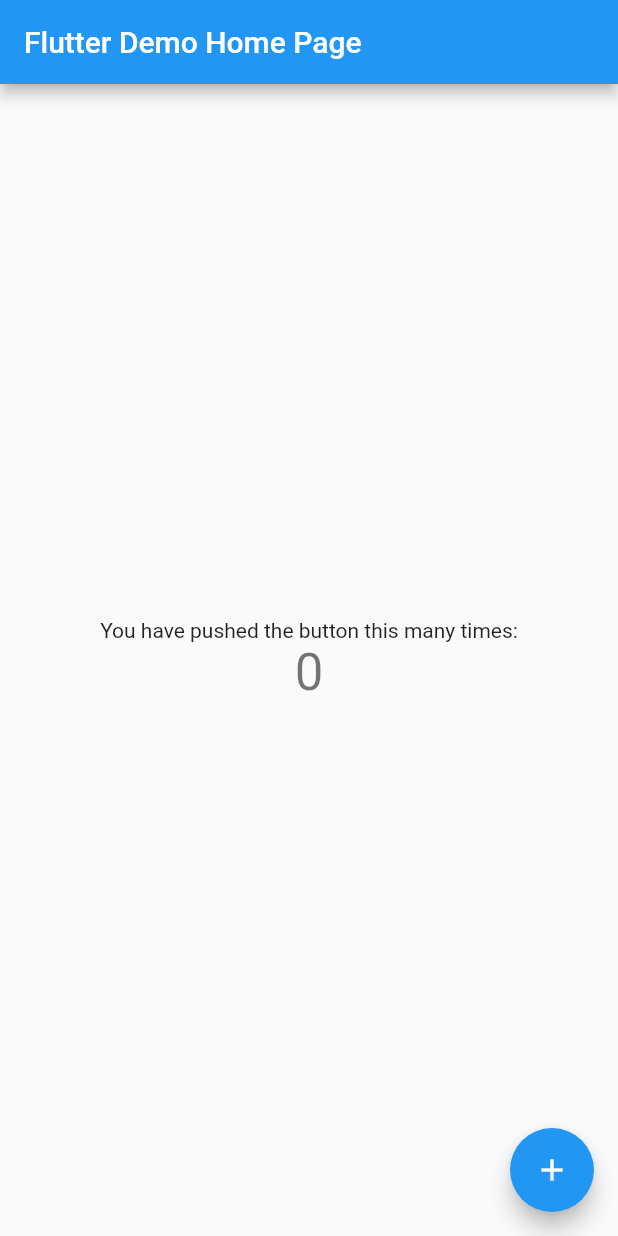
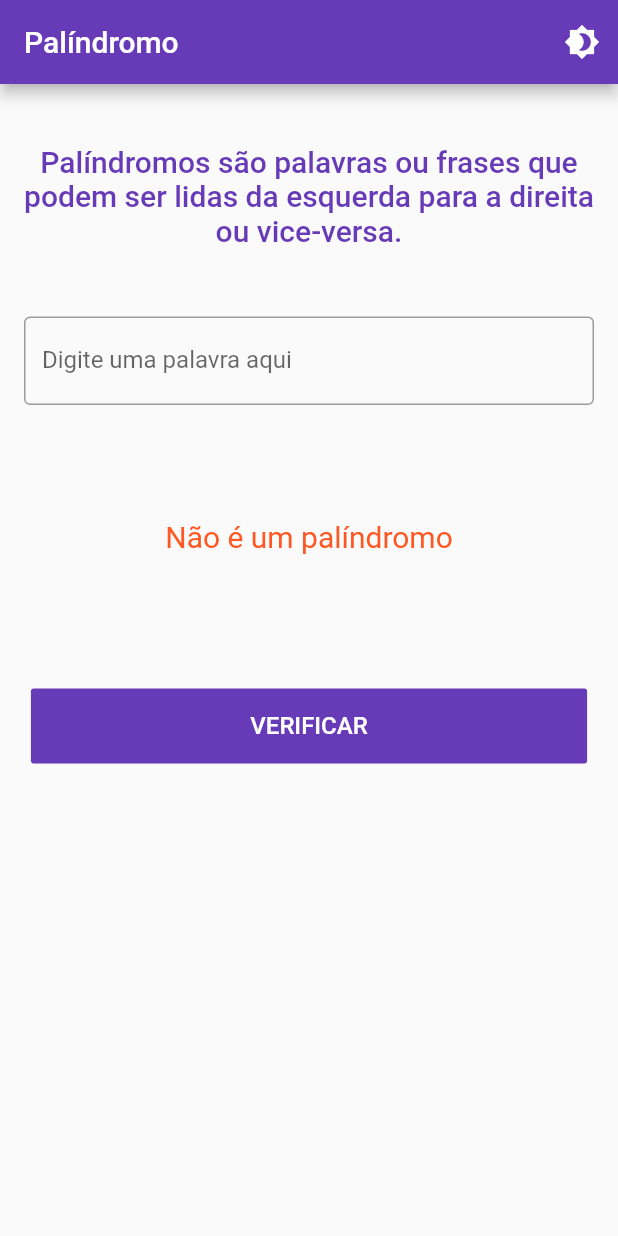
Before and after one commit to Jadiel-Santana/palindromo_app, a Flutter app: the screen it shows after launch, on a phone screen of 412 x 824 dp. Run offline on Flutter 3.47's test engine with Material 2 defaults, Android fonts, the phone set to English and light mode, and no system bars; our stand-ins replace get.

Commit message:
Conclusão do projeto, usando GetX.

```diff
--- /dev/null
+++ b/lib/controllers/PalindromoController.dart
@@ -0,0 +1,16 @@
+
+import 'package:get/get.dart';
+
+class PalindromoController extends GetxController {
+  var _isPalindromo = false.obs;
+  bool get isPalindromo => _isPalindromo.value;
+
+  void verifyPalindromo(String word) {
+    String newWord = '';
+    for(int i = word.length - 1; i >= 0 ; i--) {
+      newWord += word[i];
+    }
+    _isPalindromo.value = newWord.toLowerCase().compareTo(word.toLowerCase()) == 0;
+  }
+
+}
--- /dev/null
+++ b/lib/controllers/SettingsController.dart
@@ -0,0 +1,8 @@
+import 'package:flutter/material.dart';
+import 'package:get/get.dart';
+
+class SettingsController extends GetxController {
+
+  void changeTheme() => Get.changeTheme(Get.isDarkMode ? ThemeData(primarySwatch: Colors.deepPurple) : ThemeData.dark());
+
+}
--- a/lib/main.dart
+++ b/lib/main.dart
@@ -1,4 +1,6 @@
 import 'package:flutter/material.dart';
+import 'package:get/get.dart';
+import 'package:palindromo_app/views/HomePage.dart';
 
 void main() {
   runApp(MyApp());
@@ -7,59 +9,14 @@ void main() {
 class MyApp extends StatelessWidget {
   @override
   Widget build(BuildContext context) {
-    return MaterialApp(
-      title: 'Flutter Demo',
+    return GetMaterialApp(
+      title: 'Palíndromo',
+      debugShowCheckedModeBanner: false,
       theme: ThemeData(
-        primarySwatch: Colors.blue,
+        primarySwatch: Colors.deepPurple,
         visualDensity: VisualDensity.adaptivePlatformDensity,
       ),
-      home: MyHomePage(title: 'Flutter Demo Home Page'),
+      home: HomePage()
     );
   }
 }
-
-class MyHomePage extends StatefulWidget {
-  MyHomePage({Key key, this.title}) : super(key: key);
-  final String title;
-
-  @override
-  _MyHomePageState createState() => _MyHomePageState();
-}
-
-class _MyHomePageState extends State<MyHomePage> {
-  int _counter = 0;
-
-  void _incrementCounter() {
-    setState(() {
-      _counter++;
-    });
-  }
-
-  @override
-  Widget build(BuildContext context) {
-    return Scaffold(
-      appBar: AppBar(
-        title: Text(widget.title),
-      ),
-      body: Center(
-        child: Column(
-          mainAxisAlignment: MainAxisAlignment.center,
-          children: <Widget>[
-            Text(
-              'You have pushed the button this many times:',
-            ),
-            Text(
-              '$_counter',
-              style: Theme.of(context).textTheme.headline4,
-            ),
-          ],
-        ),
-      ),
-      floatingActionButton: FloatingActionButton(
-        onPressed: _incrementCounter,
-        tooltip: 'Increment',
-        child: Icon(Icons.add),
-      ),
-    );
-  }
-}
--- /dev/null
+++ b/lib/models/Palindromo.dart
@@ -0,0 +1,5 @@
+
+class Palindromo {
+  String word;
+  Palindromo({this.word});
+}
--- /dev/null
+++ b/lib/views/HomePage.dart
@@ -0,0 +1,89 @@
+import 'package:flutter/cupertino.dart';
+import 'package:flutter/material.dart';
+import 'package:get/get.dart';
+import 'package:palindromo_app/controllers/PalindromoController.dart';
+import 'package:palindromo_app/controllers/SettingsController.dart';
+import 'package:palindromo_app/models/Palindromo.dart';
+
+class HomePage extends StatelessWidget {
+  final TextEditingController _wordController = TextEditingController(text: '');
+  final _ctrl = Get.put(PalindromoController());
+  final _ctrlSettings = Get.put(SettingsController());
+
+  @override
+  Widget build(BuildContext context) {
+    return Scaffold(
+      appBar: AppBar(
+        title: Text('Palíndromo'),
+        actions: [
+          IconButton(
+            icon: Icon(Icons.brightness_4),
+            onPressed: () => _ctrlSettings.changeTheme(),
+          )
+        ],
+      ),
+      body: SingleChildScrollView(
+        child: Column(
+          children: [
+            Padding(
+              padding: const EdgeInsets.fromLTRB(16, 40, 16, 30),
+              child: Text(
+                'Palíndromos são palavras ou frases que podem ser lidas da esquerda para a direita ou vice-versa.',
+                textAlign: TextAlign.center,
+                style: TextStyle(
+                    fontSize: 20,
+                    color: Colors.deepPurple,
+                    fontWeight: FontWeight.w500),
+              ),
+            ),
+            Padding(
+              padding: const EdgeInsets.all(16),
+              child: TextField(
+                controller: _wordController,
+                keyboardType: TextInputType.text,
+                textInputAction: TextInputAction.done,
+                maxLines: 1,
+                decoration: InputDecoration(
+                    border: OutlineInputBorder(),
+                    hintText: 'Digite uma palavra aqui',
+                    labelText: 'Digite uma palavra aqui'),
+              ),
+            ),
+            Padding(
+              padding: const EdgeInsets.fromLTRB(16, 60, 16, 10),
+              child: Obx(() => Text(
+                    (_ctrl.isPalindromo && _wordController.text.isNotEmpty)
+                        ? 'É um palíndromo'
+                        : 'Não é um palíndromo',
+                    textAlign: TextAlign.center,
+                    style: TextStyle(
+                        fontSize: 20,
+                        color: Colors.deepOrange,
+                        fontWeight: FontWeight.w400),
+                  )),
+            ),
+            Padding(
+              padding: const EdgeInsets.fromLTRB(16, 80, 16, 40),
+              child: Container(
+                width: MediaQuery.of(context).size.width * 0.9,
+                height: 50,
+                child: FlatButton(
+                  child: Text(
+                    'VERIFICAR',
+                    style: TextStyle(color: Colors.white, fontSize: 16),
+                  ),
+                  color: Colors.deepPurple,
+                  onPressed: () {
+                    Palindromo _palindromo =
+                        Palindromo(word: _wordController.text);
+                    _ctrl.verifyPalindromo(_palindromo.word);
+                  },
+                ),
+              ),
+            )
+          ],
+        ),
+      ),
+    );
+  }
+}
```
Also changed, not shown: pubspec.yaml (+3 -59 lines), pubspec.lock, 1 other file.
